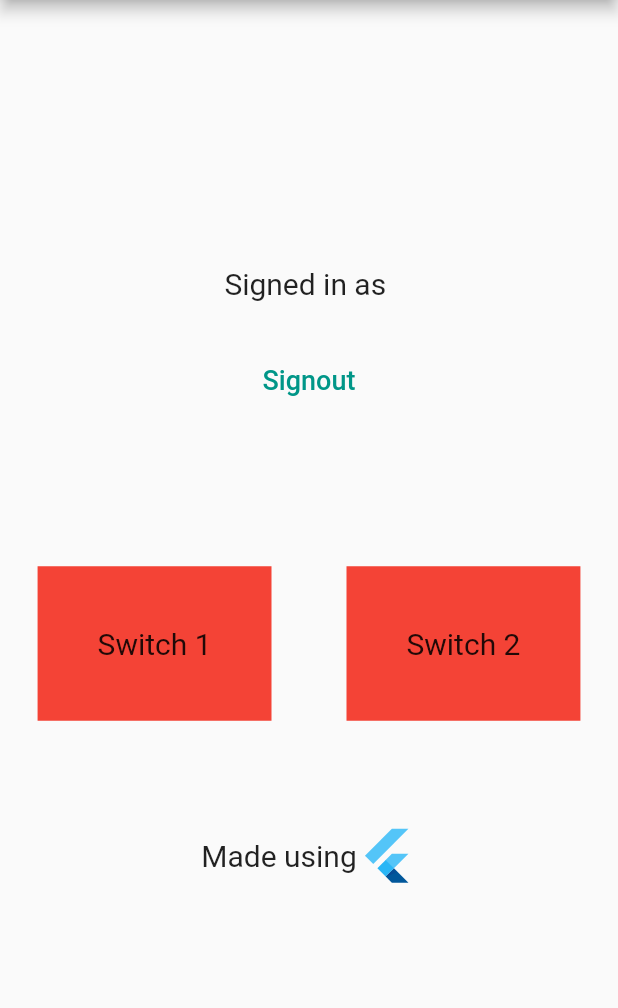
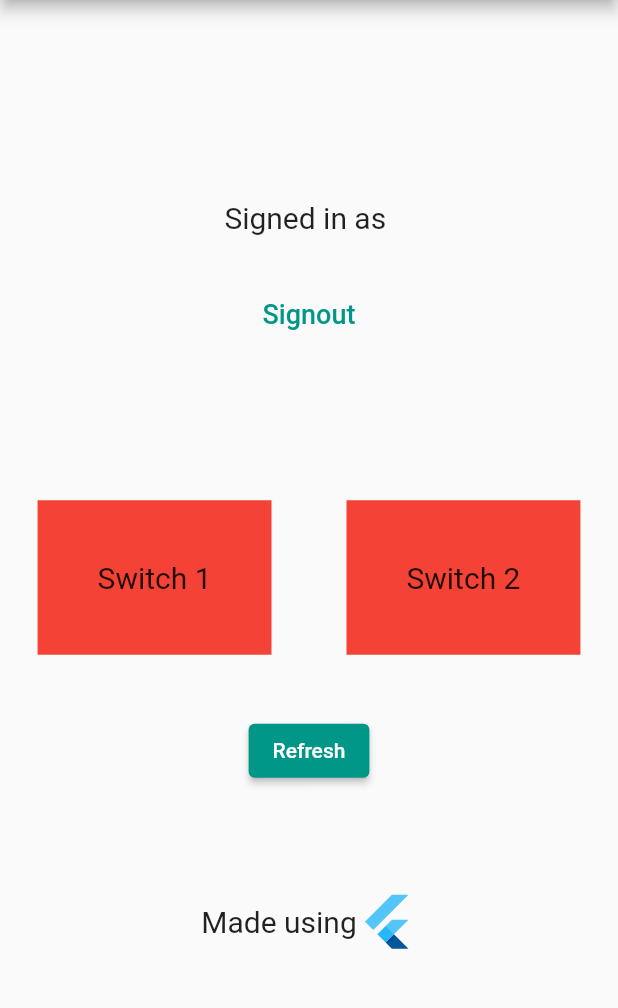
Before and after one commit to Rohan-Swift/BEL-Internship, a Flutter app: the screen it shows once a user with an empty profile is signed in, on a phone screen of 412 x 824 dp, the part 84-1092 px from its top. Run offline on Flutter 3.47's test engine with Material 2 defaults, Android fonts, the phone set to English and light mode, and no system bars; our stand-ins replace firebase_auth, firebase_core, firebase_database; accounts and stored records are empty.

Commit message:
added refresh button

```diff
--- a/nmsapp/lib/screen.dart
+++ b/nmsapp/lib/screen.dart
@@ -29,21 +29,21 @@ class _ScreenState extends State<Screen> {
       num2 = int.parse(f.snapshot.value.toString());
     });
 
-    Color clr() {
-      if (num1 == 1) {
-        return Colors.green;
-      } else {
-        return Colors.red;
-      }
-    }
+    // Color clr() {
+    //   if (num1 == 1) {
+    //     return Colors.green;
+    //   } else {
+    //     return Colors.red;
+    //   }
+    // }
 
-    Color clr1() {
-      if (num2 == 1) {
-        return Colors.green;
-      } else {
-        return Colors.red;
-      }
-    }
+    // Color clr1() {
+    //   if (num2 == 1) {
+    //     return Colors.green;
+    //   } else {
+    //     return Colors.red;
+    //   }
+    // }
 
     return Scaffold(
       body: Center(
@@ -85,7 +85,7 @@ class _ScreenState extends State<Screen> {
               children: [
                 DecoratedBox(
                   decoration: BoxDecoration(
-                    color: clr(),
+                    color: num1 == 1 ? Colors.green : Colors.red,
                   ),
                   child: const Padding(
                     padding: EdgeInsets.all(40),
@@ -102,7 +102,7 @@ class _ScreenState extends State<Screen> {
                 ),
                 DecoratedBox(
                   decoration: BoxDecoration(
-                    color: clr1(),
+                    color: num2 == 1 ? Colors.green : Colors.red,
                   ),
                   child: const Padding(
                     padding: EdgeInsets.all(40),
@@ -113,6 +113,27 @@ class _ScreenState extends State<Screen> {
                       ),
                     ),
                   ),
+                ),
+              ],
+            ),
+            const SizedBox(
+              height: 40,
+            ),
+            Row(
+              mainAxisAlignment: MainAxisAlignment.center,
+              children: [
+                ElevatedButton(
+                  onPressed: () {
+                    setState(() {
+                      s1.onValue.listen((DatabaseEvent e) {
+                        num1 = int.parse(e.snapshot.value.toString());
+                      });
+                      s2.onValue.listen((DatabaseEvent e) {
+                        num2 = int.parse(e.snapshot.value.toString());
+                      });
+                    });
+                  },
+                  child: const Text('Refresh'),
                 ),
               ],
             ),
@@ -132,7 +153,7 @@ class _ScreenState extends State<Screen> {
                   size: 40,
                 ),
               ],
-            ),
+            )
           ],
         ),
       ),
```
Also changed, not shown: 1 other file.
